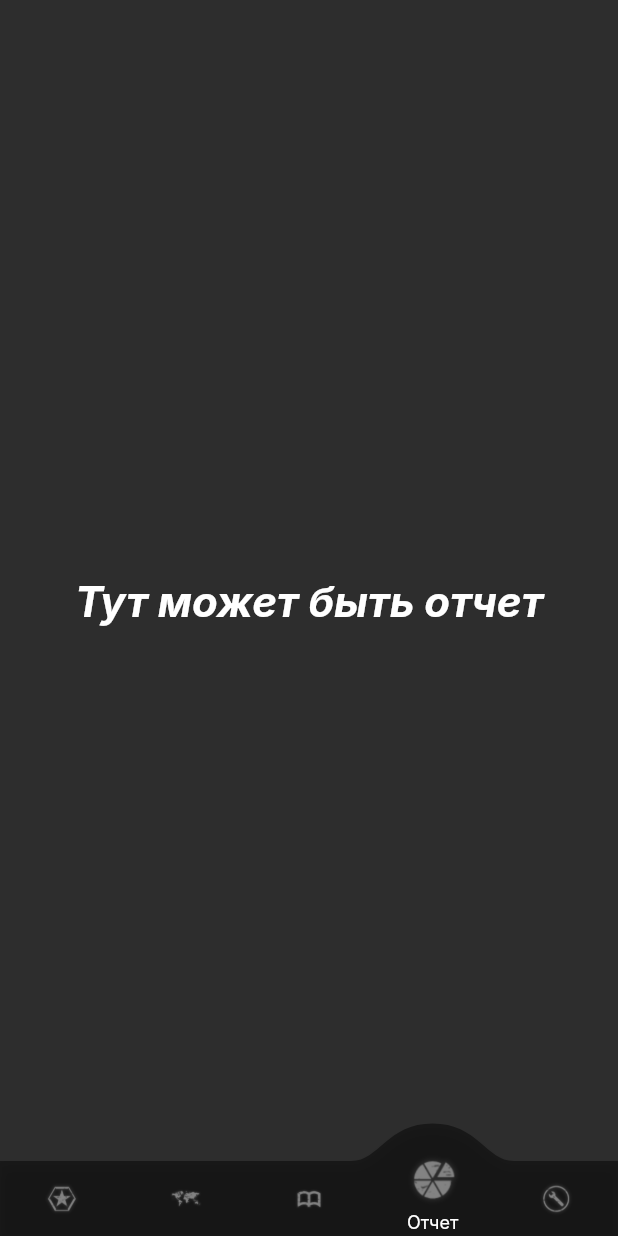
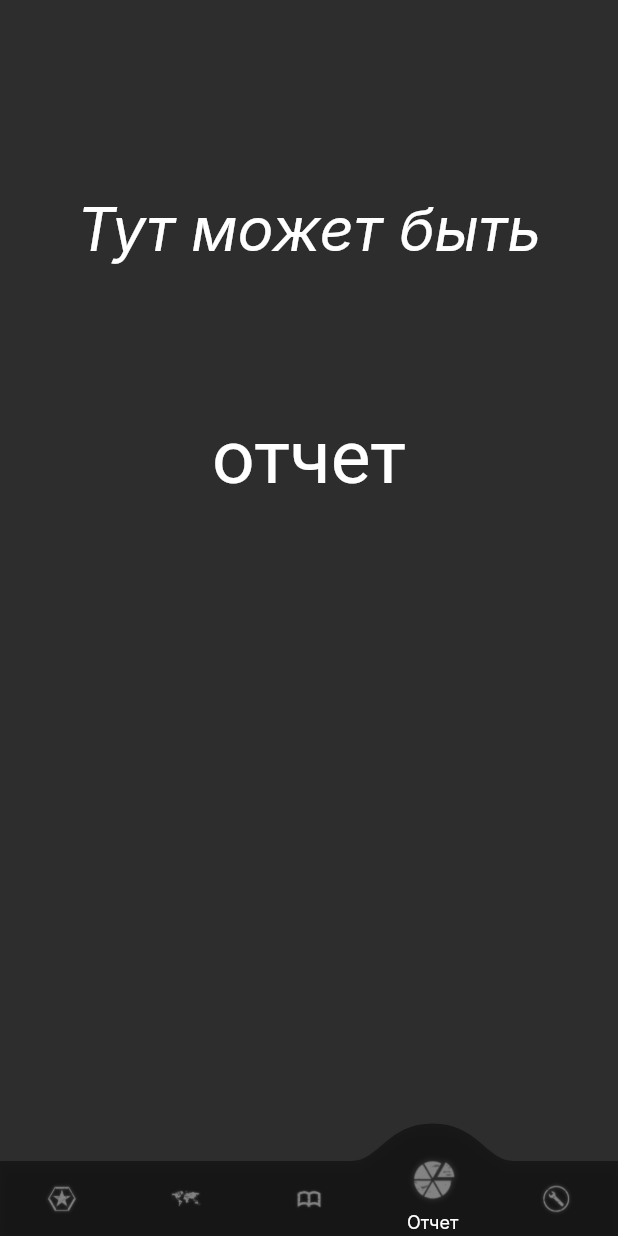
Before and after one commit to LliriKnat/game-of-life, a Flutter app: the screen it shows after launch, item 4 of the bottom bar chosen, on a phone screen of 412 x 824 dp. Run offline on Flutter 3.47's test engine with Material 2 defaults, Android fonts, the phone set to English and light mode, and no system bars; drawn by our look-alikes of animated_text_kit, convex_bottom_bar; our stand-ins replace blurrycontainer, date_time_picker, geolocator, sqflite; missing offline and left inert: yandex_mapkit; accounts and stored records are empty; network calls fail; Roboto replaces fonts that are missing (Inter).

Commit message:
add animated ststs

```diff
--- a/lib/screen/Stats.dart
+++ b/lib/screen/Stats.dart
@@ -1,16 +1,39 @@
+import 'package:animated_text_kit/animated_text_kit.dart';
 import 'package:flutter/material.dart';
-
 
 class stats_page extends StatelessWidget {
   const stats_page({Key? key}) : super(key: key);
 
   @override
   Widget build(BuildContext context) {
+    return Row(
+      mainAxisAlignment: MainAxisAlignment.center,
+      children: [
+        Column(
+          children: <Widget>[
+            const SizedBox(width: 20.0, height: 100.0),
 
-    return const Center(child: Text("Тут может быть отчет",
-      textAlign: TextAlign.center,
-      overflow: TextOverflow.ellipsis,
-      style: TextStyle(fontWeight: FontWeight.bold, fontSize: 28),
-    ));
+            const Text(
+              'Тут может быть',
+              style: TextStyle(fontSize: 40.0),
+
+            ),
+            const SizedBox(width: 20.0, height: 100.0),
+            DefaultTextStyle(
+              style: const TextStyle(
+                fontSize: 50.0,
+              ),
+              child: AnimatedTextKit(
+                animatedTexts: [
+                  RotateAnimatedText('отчет'),
+                  RotateAnimatedText('статистка'),
+                  RotateAnimatedText('ваша реклама'),
+                ],
+              ),
+            ),
+          ],
+        ),
+      ],
+    );
   }
 }
--- a/lib/screen/profile.dart
+++ b/lib/screen/profile.dart
@@ -1,3 +1,4 @@
+import 'package:animated_text_kit/animated_text_kit.dart';
 import 'package:flutter/material.dart';
 import 'package:blurrycontainer/blurrycontainer.dart';
 import 'package:game_of_life/data/quest_db.dart';
@@ -7,8 +8,10 @@ import 'package:game_of_life/screen/text_api/text_api.dart';
 import 'package:game_of_life/screen/text_api/text_model.dart';
 import 'package:game_of_life/widget/current_quest_card.dart';
 
+import '../model/person_model.dart';
 import '../widget/item_widget.dart';
 import '../widget/quest_card.dart';
+
 
 class ProfileScreen extends StatefulWidget {
   const ProfileScreen({Key? key}) : super(key: key);
@@ -18,13 +21,18 @@ class ProfileScreen extends StatefulWidget {
 }
 
 class _ProfileScreenState extends State<ProfileScreen> {
+  Quotes? data;
+  TyperAnimatedText? anim;
 
-  Quotes? data;
+  List<AnimatedText> animatedList = [ TyperAnimatedText('No') ];
 
+  @override
   Future<Null> getQuotes() async {
     data = await Api.getQuotes();
     setState(() {});
   }
+
+
 
   @override
   void initState() {
@@ -85,7 +93,8 @@ class _ProfileScreenState extends State<ProfileScreen> {
                               Padding(
                                 padding: EdgeInsets.all(10.0),
                                 child: ImageIcon(AssetImage("assets/info.png"),
-                                    size: 28.0, color: Colors.white),
+                                    size: 28.0,
+                                    color: Colors.white),
                               ),
                               Text('Player', style: TextStyle(fontSize: 18))
                             ]),
@@ -218,8 +227,10 @@ class _ProfileScreenState extends State<ProfileScreen> {
 
                       GestureDetector(
                         onTap: () {
-                          //print("Click event on Container");
+                          // print("Click event on Container");
                           getQuotes();
+                          // print(data?.content ?? "Keep on tapping, baby!.");
+
                         },
                         child: Container(
                           width: 200,
--- a/pubspec.yaml
+++ b/pubspec.yaml
@@ -38,6 +38,8 @@ dependencies:
 
   # For quotes API
   http: ^0.13.1
+
+  animated_text_kit: ^4.2.2
 
   # The following adds the Cupertino Icons font to your application.
   # Use with the CupertinoIcons class for iOS style icons.
```
Also changed, not shown: pubspec.lock.
